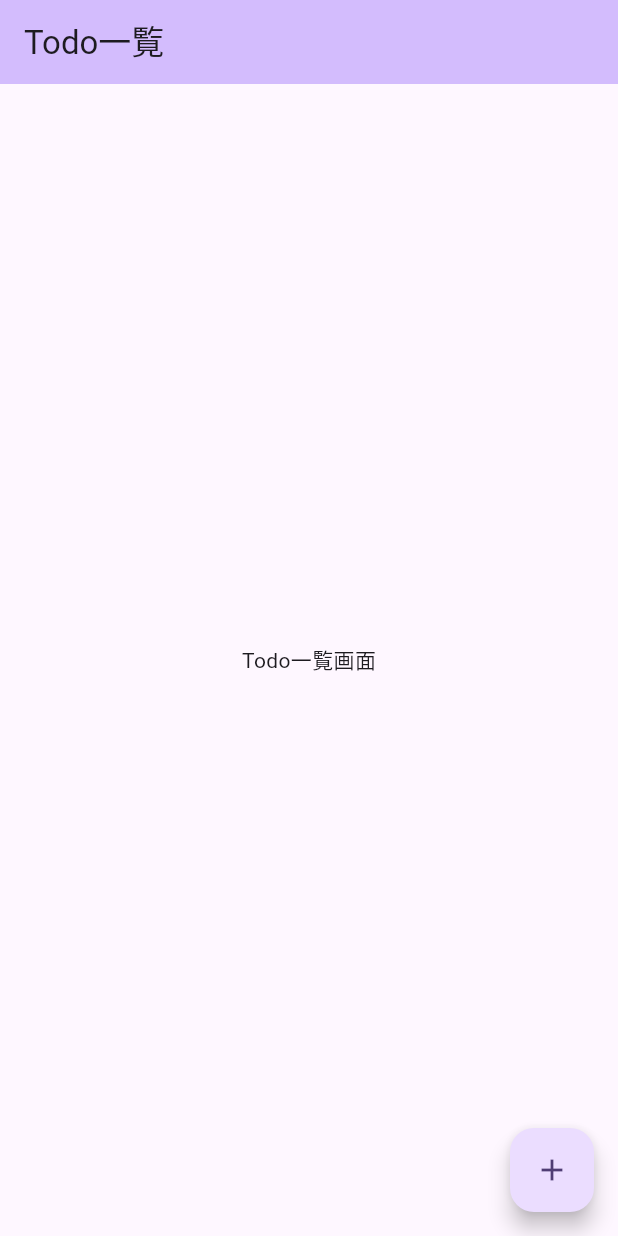
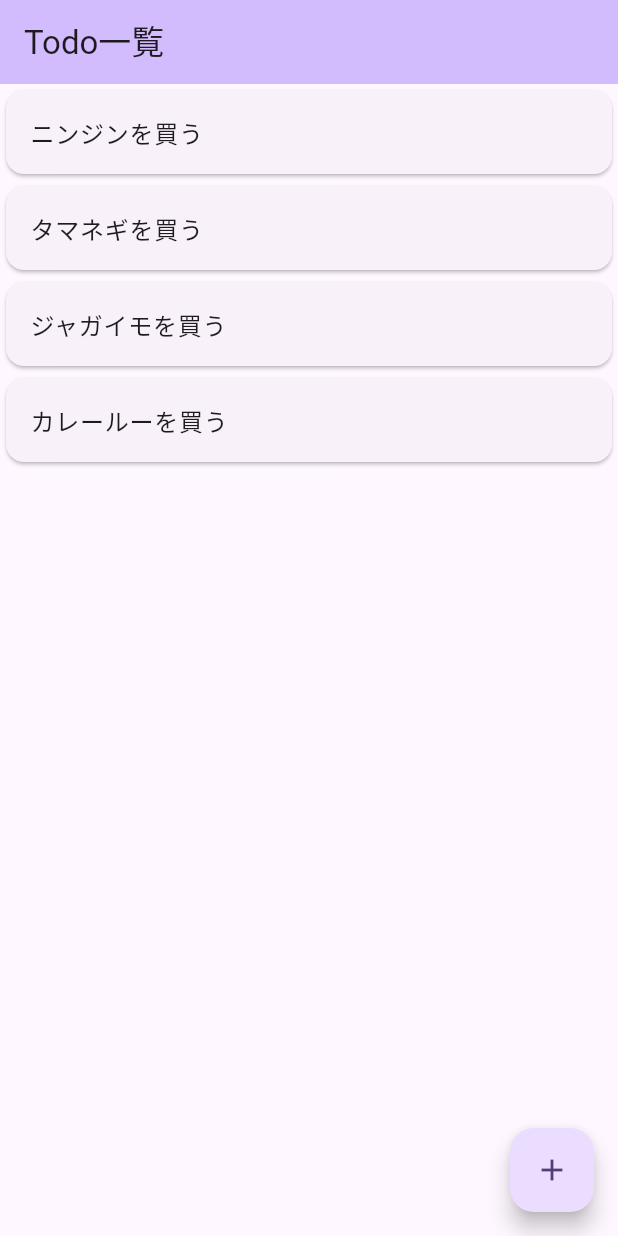
Before and after one commit to MutsuBojiiwa/flutter_application_todo, a Flutter app: the screen it shows after launch, on a phone screen of 412 x 824 dp. Run offline on Flutter 3.47's test engine with Material 3 defaults, Android fonts, the phone set to English and light mode, and no system bars.

Commit message:
todo一覧表示の見た目を作成

```diff
--- a/lib/main.dart
+++ b/lib/main.dart
@@ -40,8 +40,31 @@ class _MyHomePageState extends State<MyHomePage> {
         backgroundColor: Theme.of(context).colorScheme.inversePrimary,
         title: Text(widget.title),
       ),
-      body: Center(
-        child: Text('Todo一覧画面'),
+      body: ListView(
+        children: const <Widget>[
+          // *** 追加する部分 ***
+          // CardとListTileを使い、簡単に整ったUIを作成
+          Card(
+            child: ListTile(
+              title: Text('ニンジンを買う'),
+            ),
+          ),
+          Card(
+            child: ListTile(
+              title: Text('タマネギを買う'),
+            ),
+          ),
+          Card(
+            child: ListTile(
+              title: Text('ジャガイモを買う'),
+            ),
+          ),
+          Card(
+            child: ListTile(
+              title: Text('カレールーを買う'),
+            ),
+          ),
+        ],
       ),
       floatingActionButton: FloatingActionButton(
         onPressed: () {
```
